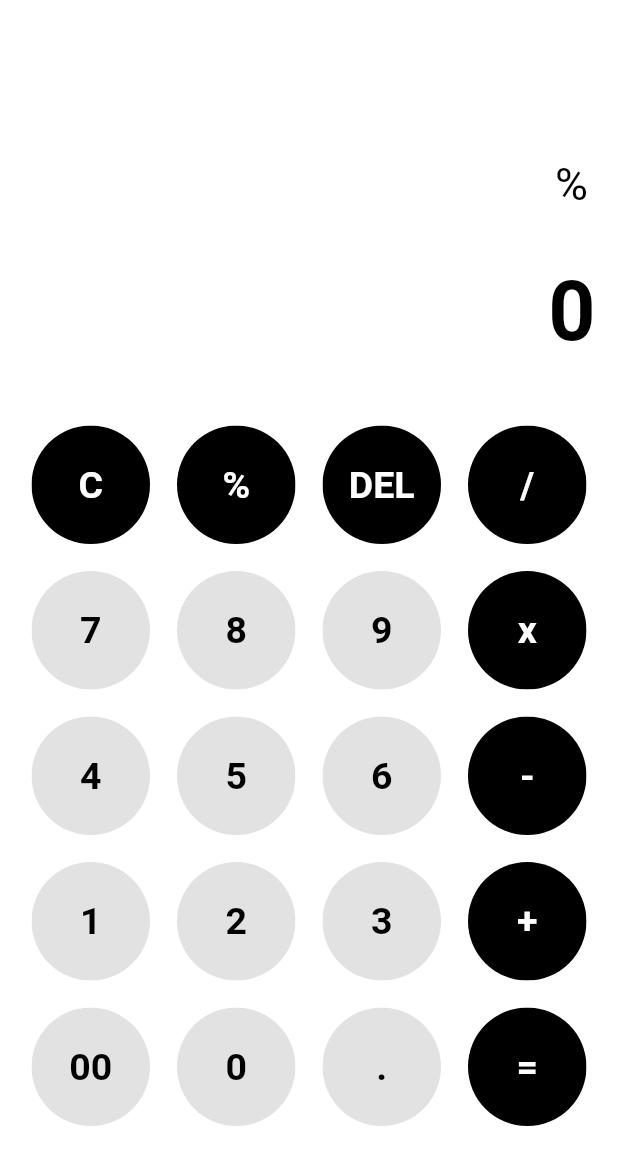
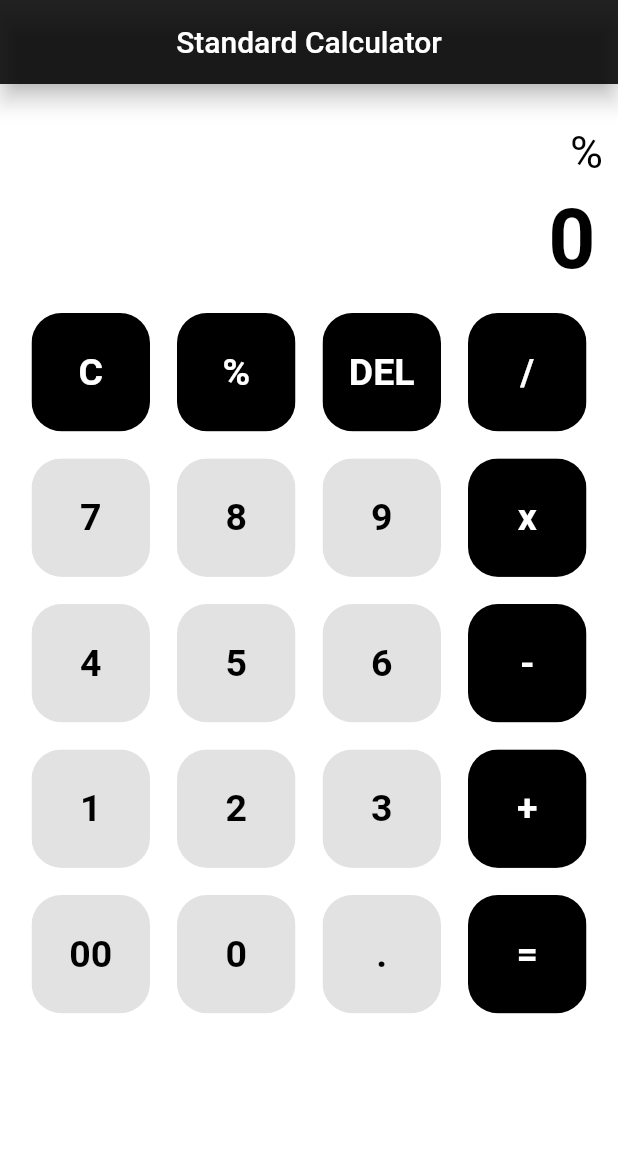
Before and after one commit to mayurrkukreja/calculator-flutter, a Flutter app: the screen it shows after launch, after a tap on an icon or button, on a phone screen of 412 x 824 dp. Shown: the top 1165 px of the screen. Run offline on Flutter 3.47's test engine with Material 2 defaults, Android fonts, the phone set to English and light mode, and no system bars; drawn by our look-alikes of google_mobile_ads; our stand-ins replace google_fonts, math_expressions; network calls fail.

Commit message:
production setup

```diff
--- /dev/null
+++ b/lib/admob_service.dart
@@ -0,0 +1,54 @@
+import 'dart:io';
+import 'package:google_mobile_ads/google_mobile_ads.dart';
+
+// const String testDevice = '';
+const int maxFailedLoadAttempts = 3;
+
+class AdmobService {
+  static BannerAd? _bannerAd;
+
+  static BannerAd? get bannerAd => _bannerAd;
+  static String get bannerAdUnitId => Platform.isAndroid
+      ? 'ca-app-pub-5933115352151657/3027904230'
+      : 'ca-app-pub-3940256099942544/2934735716';
+
+  static initialize() {
+    if (MobileAds.instance == null) {
+      print("Initialize:AdMob");
+      MobileAds.instance.initialize();
+    }
+  }
+
+  static BannerAd createBannerAd() {
+    BannerAd ad = new BannerAd(
+      adUnitId: bannerAdUnitId,
+      size: AdSize.largeBanner,
+      request: AdRequest(),
+      listener: BannerAdListener(
+        onAdLoaded: (Ad ad) => print('Ad Loaded'),
+        onAdFailedToLoad: (Ad ad, LoadAdError error) {
+          print('Ad failed to Load: $error');
+          ad.dispose();
+        },
+        onAdOpened: (Ad ad) => print('Ad Opened'),
+        onAdClosed: (Ad ad) => print('Ad closed'),
+      ),
+    );
+    return ad;
+  }
+
+  static void showBannerAd() {
+    if (_bannerAd != null) {
+      return;
+    }
+    _bannerAd = createBannerAd();
+    _bannerAd?.load();
+  }
+
+  void disposeAds() {
+    print("disposeAds");
+    if (_bannerAd != null) {
+      _bannerAd?.dispose();
+    }
+  }
+}
--- a/lib/buttons.dart
+++ b/lib/buttons.dart
@@ -1,4 +1,5 @@
 import 'package:flutter/material.dart';
+
 class MyButton extends StatelessWidget {
   final color;
   final textColor;
@@ -15,7 +16,7 @@ class MyButton extends StatelessWidget {
       child: Padding(
         padding: const EdgeInsets.all(9),
         child: ClipRRect(
-          borderRadius: BorderRadius.circular(50),
+          borderRadius: BorderRadius.circular(20),
           child: Container(
             color: color,
             child: Center(
--- a/lib/main.dart
+++ b/lib/main.dart
@@ -1,9 +1,15 @@
+import 'package:calculator/admob_service.dart';
 import 'package:flutter/material.dart';
+import 'package:google_mobile_ads/google_mobile_ads.dart';
 import 'package:math_expressions/math_expressions.dart';
 import 'package:google_fonts/google_fonts.dart';
 import 'package:calculator/buttons.dart';
 
-void main() => runApp(const MyApp());
+void main() {
+  WidgetsFlutterBinding.ensureInitialized();
+  AdmobService.initialize();
+  runApp(const MyApp());
+}
 
 class MyApp extends StatelessWidget {
   const MyApp({Key? key}) : super(key: key);
@@ -34,6 +40,7 @@ class Calculator extends StatefulWidget {
 class _CalculatorState extends State<Calculator> {
   var userInput = '';
   var answer = '0';
+  BannerAd? bannerAd;
 
   final List<String> buttons = [
     'C',
@@ -60,17 +67,30 @@ class _CalculatorState extends State<Calculator> {
   @override
   Widget build(BuildContext context) {
     return Scaffold(
+      appBar: AppBar(
+        centerTitle: true,
+        title: Text("Standard Calculator"),
+        elevation: 6,
+        backgroundColor: Colors.black87,
+      ),
+      // bottomNavigationBar: Container(
+      //   height: 50,
+      //   child: AdWidget(
+      //     key: UniqueKey(),
+      //     ad: AdmobService.createBannerAd()..load(),
+      //   ),
+      // ),
       backgroundColor: Colors.white,
       body: Column(
         children: [
           Expanded(
-            flex: 2,
+            flex: 1,
             child: Container(
               child: Column(
                 mainAxisAlignment: MainAxisAlignment.spaceEvenly,
                 children: [
                   Container(
-                    padding: EdgeInsets.only(right: 20, top: 70, left: 20),
+                    padding: EdgeInsets.only(right: 10, top: 20, left: 10),
                     alignment: Alignment.centerRight,
                     child: Text(
                       userInput,
@@ -173,6 +193,13 @@ class _CalculatorState extends State<Calculator> {
               ),
             ),
           ),
+          Container(
+            height: 50,
+            child: AdWidget(
+              // key: UniqueKey(),
+              ad: AdmobService.createBannerAd()..load(),
+            ),
+          ),
         ],
       ),
     );
```
Also changed, not shown: pubspec.yaml (+7 -66 lines), assets/app_logo.png (added), pubspec.lock, 26 other files.
